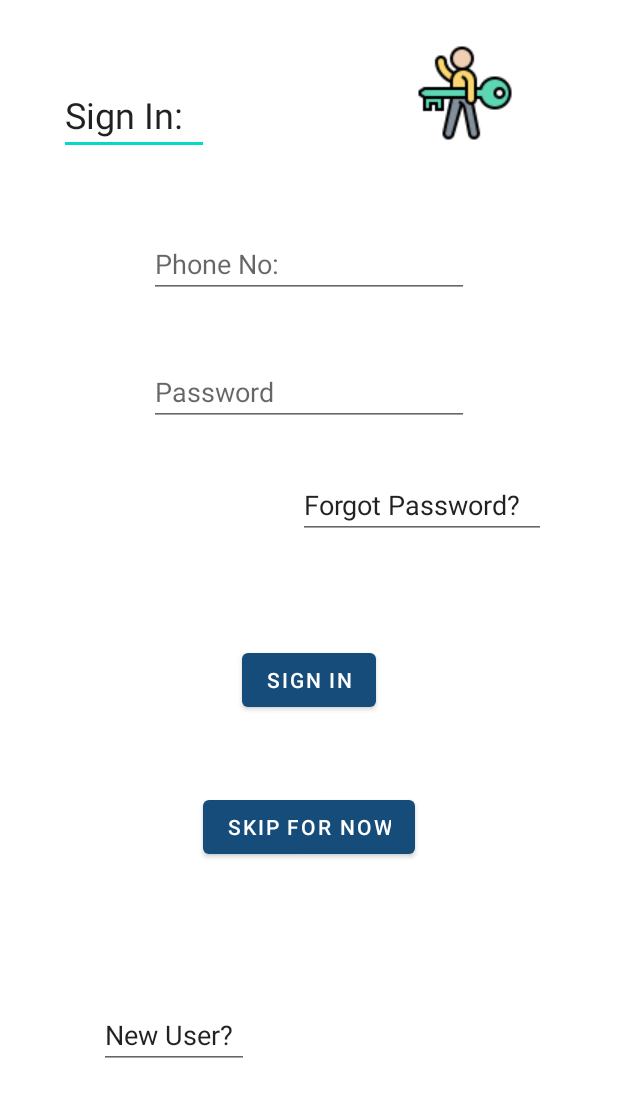
After one commit to cstushar/ApnaGharAshram_Android_App, an Android app: the login_page screen opened directly, with no data from a screen before it, on a phone screen of 412 x 824 dp. The commit adds this screen. Shown: the top 1097 px of the screen. Run offline under Robolectric (Android 15) with nearby library versions, the phone set to English and light mode, and no system bars; Roboto replaces fonts that are not available here.

Commit message:
Login Page

```diff
--- a/AGA/app/src/main/AndroidManifest.xml
+++ b/AGA/app/src/main/AndroidManifest.xml
@@ -9,8 +9,11 @@
         android:supportsRtl="true"
         android:theme="@style/Theme.ApnaGharAshram">
         <activity
+            android:name=".login_page"
+            android:exported="false" />
+        <activity
             android:name=".issue_complain"
-            android:exported="true" >
+            android:exported="true">
             <intent-filter>
                 <action android:name="android.intent.action.MAIN" />
 
@@ -22,8 +25,7 @@
             android:exported="false" />
         <activity
             android:name=".MainActivity"
-            android:exported="false"/>
-
+            android:exported="false" />
 
         <meta-data
             android:name="preloaded_fonts"
--- /dev/null
+++ b/AGA/app/src/main/java/com/example/apnagharashram/login_page.java
@@ -0,0 +1,14 @@
+package com.example.apnagharashram;
+
+import androidx.appcompat.app.AppCompatActivity;
+
+import android.os.Bundle;
+
+public class login_page extends AppCompatActivity {
+
+    @Override
+    protected void onCreate(Bundle savedInstanceState) {
+        super.onCreate(savedInstanceState);
+        setContentView(R.layout.activity_login_page);
+    }
+}
--- a/AGA/app/src/main/res/layout/activity_issue_complain.xml
+++ b/AGA/app/src/main/res/layout/activity_issue_complain.xml
@@ -39,7 +39,7 @@
             android:layout_margin="32dp"
             android:ems="10"
             android:hint="Phone No./Email Address"
-            android:inputType="textPersonName"
+            android:inputType="phone|textEmailSubject"
             android:minHeight="48dp" />
 
         <EditText
--- /dev/null
+++ b/AGA/app/src/main/res/layout/activity_login_page.xml
@@ -0,0 +1,114 @@
+<?xml version="1.0" encoding="utf-8"?>
+<androidx.constraintlayout.widget.ConstraintLayout xmlns:android="http://schemas.android.com/apk/res/android"
+    xmlns:app="http://schemas.android.com/apk/res-auto"
+    xmlns:tools="http://schemas.android.com/tools"
+    android:layout_width="match_parent"
+    android:layout_height="match_parent"
+    tools:context=".login_page">
+
+    <ImageView
+        android:id="@+id/sign_in_logo"
+        android:layout_width="wrap_content"
+        android:layout_height="wrap_content"
+        android:layout_gravity="right"
+        android:layout_marginTop="20dp"
+        android:layout_marginEnd="70dp"
+        android:contentDescription="TODO"
+        app:layout_constraintBottom_toBottomOf="@+id/sign_in_text"
+        app:layout_constraintEnd_toEndOf="parent"
+        app:layout_constraintTop_toTopOf="parent"
+        app:srcCompat="@drawable/key" />
+
+    <EditText
+        android:id="@+id/sign_in_text"
+        android:layout_width="100dp"
+        android:layout_height="wrap_content"
+        android:layout_gravity="left"
+        android:layout_marginTop="50dp"
+        android:layout_marginEnd="100dp"
+        android:autofillHints=""
+        android:ems="10"
+        android:gravity="left"
+        android:inputType="textPersonName"
+        android:minHeight="48dp"
+        android:singleLine="true"
+        android:text="Sign In:"
+        android:textSize="24sp"
+        app:layout_constraintEnd_toStartOf="@+id/sign_in_logo"
+        app:layout_constraintStart_toStartOf="parent"
+        app:layout_constraintTop_toTopOf="parent" />
+
+    <EditText
+        android:id="@+id/sign_in_id"
+        android:layout_width="wrap_content"
+        android:layout_height="wrap_content"
+        android:layout_marginTop="50dp"
+        android:ems="10"
+        android:hint="Phone No:"
+        android:inputType="phone"
+        app:layout_constraintEnd_toEndOf="parent"
+        app:layout_constraintStart_toStartOf="parent"
+        app:layout_constraintTop_toBottomOf="@+id/sign_in_text"
+        android:autofillHints="" />
+
+    <EditText
+        android:id="@+id/sign_in_password"
+        android:layout_width="wrap_content"
+        android:layout_height="wrap_content"
+        android:layout_marginTop="40dp"
+        android:ems="10"
+        android:hint="Password"
+        android:inputType="textPassword"
+        app:layout_constraintEnd_toEndOf="parent"
+        app:layout_constraintStart_toStartOf="parent"
+        app:layout_constraintTop_toBottomOf="@+id/sign_in_id"
+        android:autofillHints="" />
+
+    <EditText
+        android:id="@+id/sign_in_forgot"
+        android:layout_width="165sp"
+        android:layout_height="wrap_content"
+        android:layout_marginLeft="150dp"
+        android:layout_marginTop="30dp"
+        android:ems="10"
+        android:inputType="textPersonName"
+        android:text="Forgot Password?"
+        app:layout_constraintEnd_toEndOf="parent"
+        app:layout_constraintStart_toStartOf="parent"
+        app:layout_constraintTop_toBottomOf="@+id/sign_in_password" />
+
+    <Button
+        android:id="@+id/sign_in"
+        android:layout_width="wrap_content"
+        android:layout_height="wrap_content"
+        android:layout_marginTop="70dp"
+        android:text="Sign In"
+        app:layout_constraintEnd_toEndOf="parent"
+        app:layout_constraintStart_toStartOf="parent"
+        app:layout_constraintTop_toBottomOf="@+id/sign_in_forgot" />
+
+    <Button
+        android:id="@+id/sign_in_skip_button"
+        android:layout_width="wrap_content"
+        android:layout_height="wrap_content"
+        android:layout_marginTop="50dp"
+        android:text="Skip For Now"
+        app:layout_constraintEnd_toEndOf="parent"
+        app:layout_constraintStart_toStartOf="parent"
+        app:layout_constraintTop_toBottomOf="@+id/sign_in" />
+
+    <EditText
+        android:id="@+id/sign_in_new_user"
+        android:layout_width="100sp"
+        android:layout_height="wrap_content"
+        android:layout_marginRight="180dp"
+        android:layout_marginBottom="20dp"
+        android:ems="10"
+        android:inputType="textPersonName"
+        android:text="New User?"
+        app:layout_constraintBottom_toBottomOf="parent"
+        app:layout_constraintEnd_toEndOf="parent"
+        app:layout_constraintStart_toStartOf="parent"
+        app:layout_constraintTop_toBottomOf="@+id/sign_in_skip_button" />
+
+</androidx.constraintlayout.widget.ConstraintLayout>
```
Also changed, not shown: AGA/app/src/main/res/drawable/key.png (added).
